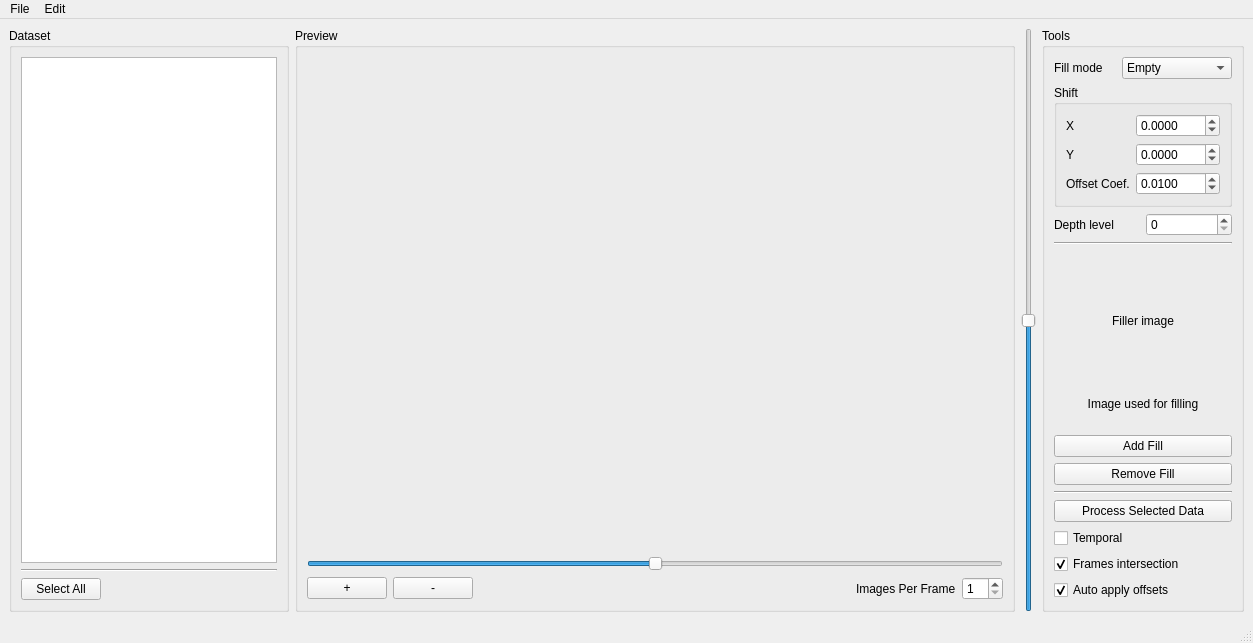
Old version of the form main/processor.ui in the repository Garik-Mk/boo-anot.
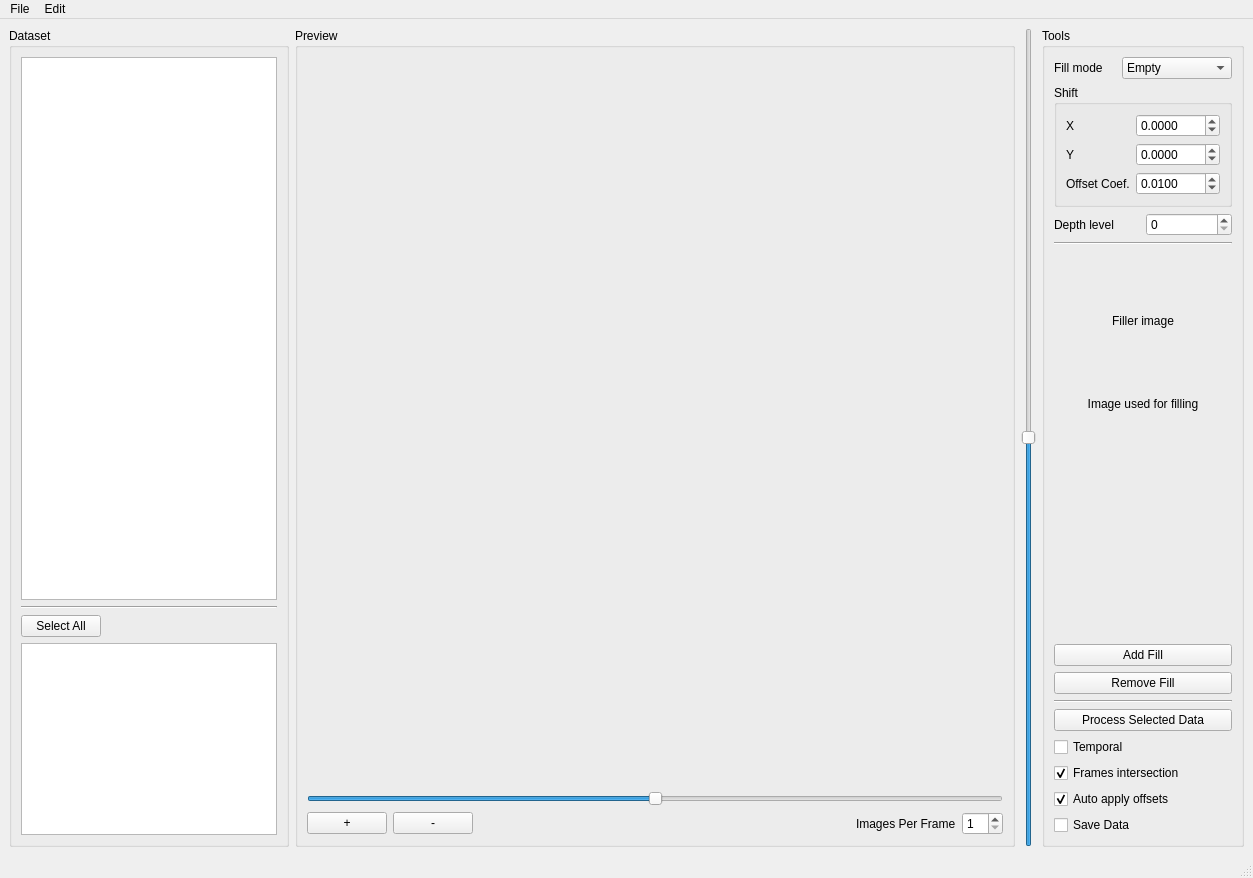
New version of the form.

```diff
--- a/main/processor.ui
+++ b/main/processor.ui
@@ -7,7 +7,7 @@
     <x>0</x>
     <y>0</y>
     <width>1253</width>
-    <height>643</height>
+    <height>878</height>
    </rect>
   </property>
   <property name="windowTitle">
@@ -20,7 +20,7 @@
       <property name="title">
        <string>Dataset</string>
       </property>
-      <layout class="QVBoxLayout" name="verticalLayout_2">
+      <layout class="QVBoxLayout" name="verticalLayout_2" stretch="1,0,0,0">
        <item>
         <widget class="QListWidget" name="item_list">
          <property name="selectionMode">
@@ -59,6 +59,9 @@
          </item>
         </layout>
        </item>
+       <item>
+        <widget class="QTextEdit" name="textEdit"/>
+       </item>
       </layout>
      </widget>
     </item>
@@ -412,6 +415,13 @@
          </property>
         </widget>
        </item>
+       <item>
+        <widget class="QCheckBox" name="savedata">
+         <property name="text">
+          <string>Save Data</string>
+         </property>
+        </widget>
+       </item>
       </layout>
      </widget>
     </item>
```
Left out of the diff: 2 changed lines with no effect on the pictures.
